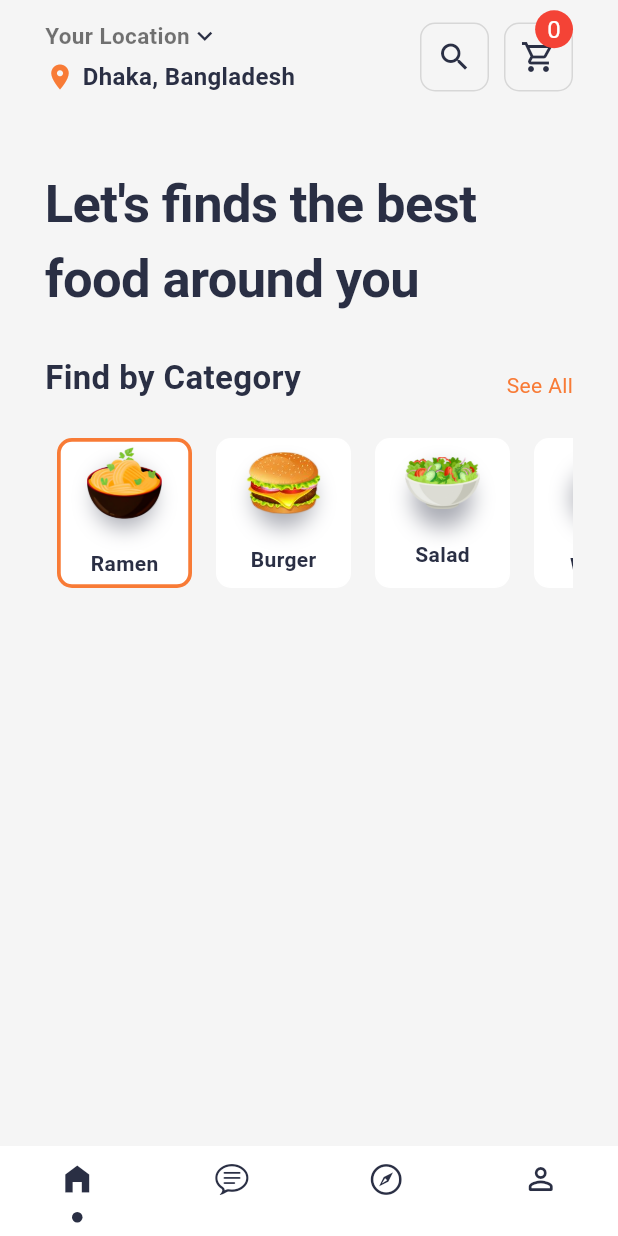
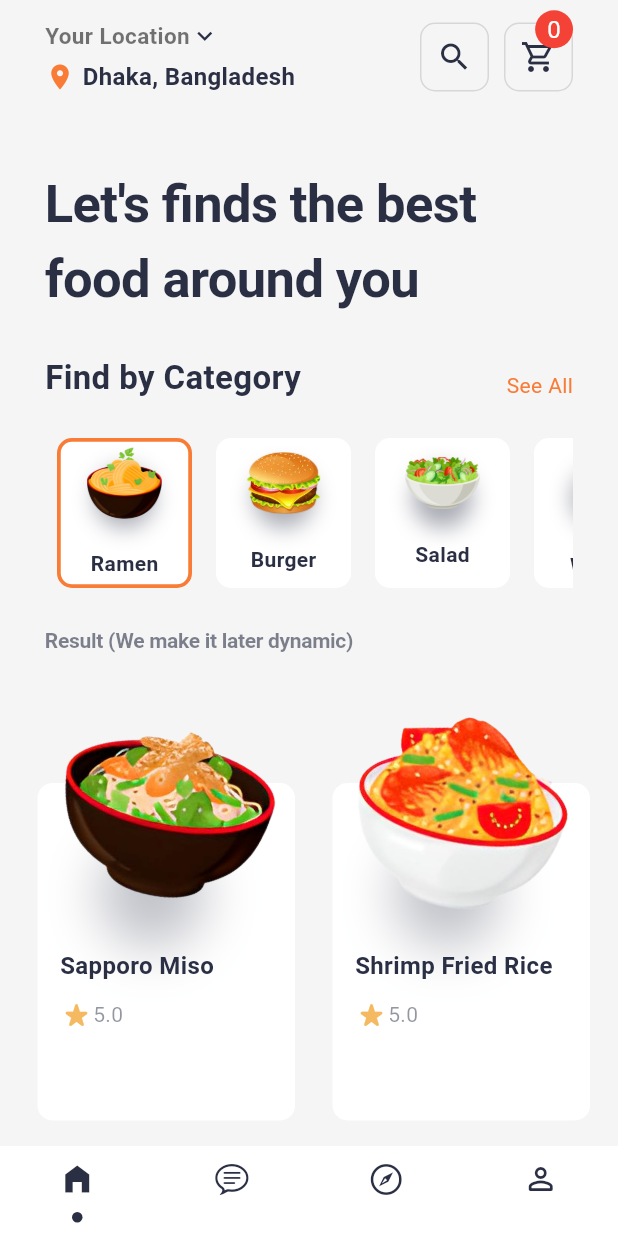
Before and after one commit to Ibrahim-K98han/food-delivery-application, a Flutter app: the MainPage screen opened directly, on a phone screen of 412 x 824 dp. Run offline on Flutter 3.47's test engine with Material 3 defaults, Android fonts, the phone set to English and light mode, and no system bars.

```diff
--- /dev/null
+++ b/lib/model/product_model.dart
@@ -0,0 +1,48 @@
+class ProductModel {
+  final String image, name, category;
+  final double price, rate, distance;
+
+  ProductModel({
+    required this.image,
+    required this.name,
+    required this.category,
+    required this.price,
+    required this.rate,
+    required this.distance,
+  });
+
+}
+List<ProductModel> productModel = [
+    ProductModel(
+      image: 'assets/images/sapporo_miso_ramen.png',
+      name: 'Sapporo Miso',
+      category: 'Ramen',
+      price: 3.9,
+      rate: 5,
+      distance: 150,
+    ),
+    ProductModel(
+      image: 'assets/images/shrimp_fried_rice.png',
+      name: 'Shrimp Fried Rice',
+      category: 'Ramen',
+      price: 4.5,
+      rate: 5,
+      distance: 180,
+    ),
+    ProductModel(
+      image: 'assets/images/beef-burger.png',
+      name: 'Beef Burger',
+      category: 'Burger',
+      price: 3.5,
+      rate: 4.5,
+      distance: 200,
+    ),
+    ProductModel(
+      image: 'assets/images/cheese-burger.png',
+      name: 'Cheese Burger',
+      category: 'Burger',
+      price: 3.5,
+      rate: 3,
+      distance: 150,
+    ),
+  ];
--- a/lib/pages/home_page.dart
+++ b/lib/pages/home_page.dart
@@ -2,6 +2,8 @@ import 'package:flutter/foundation.dart';
 import 'package:flutter/material.dart';
 import 'package:flutter/widgets.dart';
 import 'package:food_delivery_application/const.dart';
+import 'package:food_delivery_application/model/product_model.dart';
+import 'package:food_delivery_application/widgets/food_product_item.dart';
 
 import '../model/category_model.dart';
 
@@ -17,7 +19,9 @@ class _HomePageState extends State<HomePage> {
   @override
   Widget build(BuildContext context) {
     return SafeArea(
+      child: SingleChildScrollView(
         child: Column(
+          crossAxisAlignment: CrossAxisAlignment.start,
           children: [
             Padding(
               padding: const EdgeInsets.symmetric(horizontal: 30),
@@ -248,10 +252,40 @@ class _HomePageState extends State<HomePage> {
                 ),
               ),
             ),
-          const SizedBox(
-            height: 25,
+            const SizedBox(height: 25),
+            Padding(
+              padding: const EdgeInsets.symmetric(horizontal: 30),
+              child: Text(
+                'Result (${'We make it later dynamic'})',
+                style: TextStyle(
+                  color: kblack.withOpacity(0.6),
+                  fontWeight: FontWeight.bold,
+                  letterSpacing: -.2,
                 ),
+              ),
+            ),
+            const SizedBox(height: 25),
+            SingleChildScrollView(
+              scrollDirection: Axis.horizontal,
+              physics: const BouncingScrollPhysics(),
+              child: Row(
+                children: [
+                  ...List.generate(
+                    productModel.length,
+                    (index) => Padding(
+                      padding: index == 0
+                          ? const EdgeInsets.only(left: 25, right: 25)
+                          : const EdgeInsets.only(right: 25),
+                      child: FoodProductItem(
+                        productModel: productModel[index],
+                      ),
+                    ),
+                  )
                 ],
+              ),
+            )
+          ],
+        ),
       ),
     );
   }
--- a/lib/pages/main_page.dart
+++ b/lib/pages/main_page.dart
@@ -2,6 +2,7 @@ import 'package:flutter/material.dart';
 import 'package:food_delivery_application/model/bottom_icon_model.dart';
 import 'package:food_delivery_application/const.dart';
 import 'package:food_delivery_application/pages/home_page.dart';
+import 'package:food_delivery_application/pages/message_screen.dart';
 
 class MainPage extends StatefulWidget {
   const MainPage({super.key});
@@ -14,7 +15,7 @@ class _MainPageState extends State<MainPage> {
   int currentIndex = 0;
   final List selectedPage = [
     const HomePage(),
-    const Center(child: Text('Message')),
+    const MessageScreen(),
     const Center(child: Text('Explore')),
     const Center(child: Text('Profile')),
   ];
--- /dev/null
+++ b/lib/pages/message_screen.dart
@@ -0,0 +1,15 @@
+import 'package:flutter/material.dart';
+
+class MessageScreen extends StatefulWidget {
+  const MessageScreen({super.key});
+
+  @override
+  State<MessageScreen> createState() => _MessageScreenState();
+}
+
+class _MessageScreenState extends State<MessageScreen> {
+  @override
+  Widget build(BuildContext context) {
+    return Scaffold();
+  }
+}
--- /dev/null
+++ b/lib/widgets/food_product_item.dart
@@ -0,0 +1,115 @@
+import 'dart:math';
+
+import 'package:flutter/material.dart';
+import 'package:food_delivery_application/const.dart';
+import 'package:food_delivery_application/model/product_model.dart';
+
+class FoodProductItem extends StatelessWidget {
+  FoodProductItem({
+    super.key,
+    required this.productModel,
+  });
+  final ProductModel productModel;
+
+  @override
+  Widget build(BuildContext context) {
+    Size size = MediaQuery.of(context).size;
+    return Stack(
+      alignment: AlignmentDirectional.bottomCenter,
+      children: [
+        Container(
+          height: 225,
+          width: size.width / 2.4,
+          decoration: BoxDecoration(
+            color: Colors.white,
+            borderRadius: BorderRadius.circular(
+              10,
+            ),
+          ),
+        ),
+        Container(
+          height: 285,
+          width: size.width / 2.4,
+          decoration: BoxDecoration(
+            borderRadius: BorderRadius.circular(10),
+          ),
+          child: Padding(
+            padding: const EdgeInsets.symmetric(horizontal: 15),
+            child: Column(
+              crossAxisAlignment: CrossAxisAlignment.start,
+              children: [
+                Transform.rotate(
+                  angle: 10 * pi / 180,
+                  child: SizedBox(
+                    height: 160,
+                    child: Stack(
+                      alignment: AlignmentDirectional.center,
+                      children: [
+                        Positioned(
+                          bottom: 0,
+                          child: Container(
+                            height: 50,
+                            width: 100,
+                            decoration: BoxDecoration(
+                                shape: BoxShape.circle,
+                                boxShadow: [
+                                  BoxShadow(
+                                    color: kblack.withOpacity(0.3),
+                                    spreadRadius: 10,
+                                    blurRadius: 30,
+                                  )
+                                ]),
+                          ),
+                        ),
+                        Image.asset(
+                          productModel.image,
+                          height: 150,
+                        )
+                      ],
+                    ),
+                  ),
+                ),
+                const SizedBox(
+                  height: 10,
+                ),
+                Text(
+                  productModel.name,
+                  style: const TextStyle(
+                    fontSize: 16,
+                    fontWeight: FontWeight.bold,
+                    color: kblack,
+                  ),
+                ),
+                const SizedBox(
+                  height: 10,
+                ),
+                Row(
+                  children: [
+                    Row(
+                      children: [
+                        const Icon(
+                          Icons.star_rate_rounded,
+                          color: kyellow,
+                          size: 22,
+                        ),
+                        const SizedBox(
+                          height: 5,
+                        ),
+                        Text(
+                          productModel.rate.toString(),
+                          style: TextStyle(
+                            color: kblack.withOpacity(.5),
+                          ),
+                        )
+                      ],
+                    )
+                  ],
+                )
+              ],
+            ),
+          ),
+        )
+      ],
+    );
+  }
+}
```
Also changed, not shown: assets/images/fullset_ramen.png (added), assets/images/hakata_ramen.png (added), assets/images/kurume_ramen.png (added), assets/images/sapporo_miso_ramen.png (added), assets/images/shrimp_fried_rice.png (added). Lines whose indentation alone changed are shown as unchanged.
